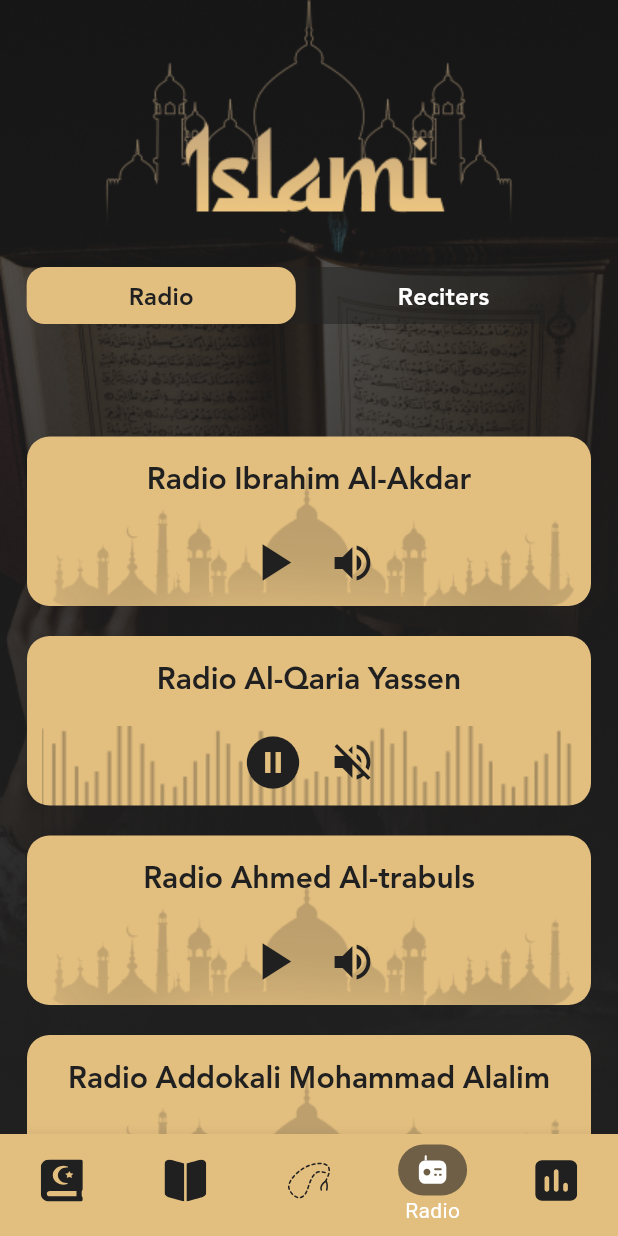
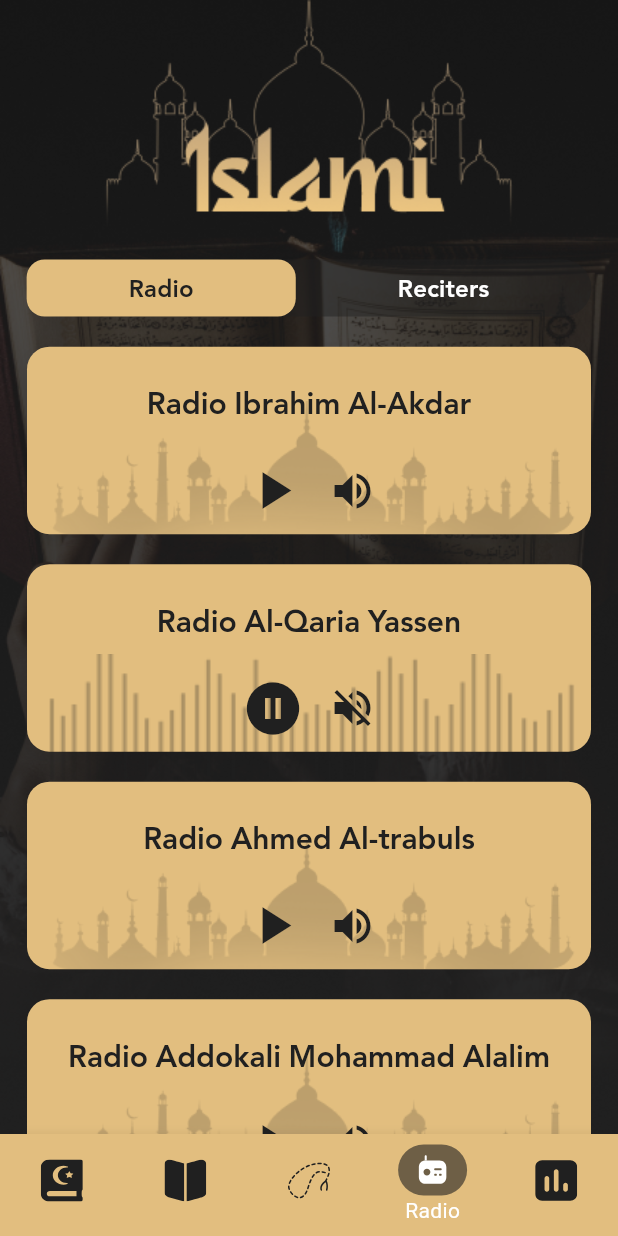
Before and after one commit to amalaldogaishaa/islami_app, a Flutter app: the screen it shows after launch, item 4 of the bottom bar chosen, on a phone screen of 412 x 824 dp. Run offline on Flutter 3.47's test engine with Material 3 defaults, Android fonts, the phone set to English and light mode, and no system bars; our stand-ins replace flutter_svg.

Commit message:
Adding height adjustments to the design

```diff
--- a/lib/screen/tabs/radio/RadioCard.dart
+++ b/lib/screen/tabs/radio/RadioCard.dart
@@ -1,6 +1,5 @@
 import 'package:flutter/material.dart';
 import 'dart:ui';
-
 import 'package:islami_app/them/app_theme.dart';
 
 class RadioCard extends StatefulWidget {
@@ -17,7 +16,6 @@ class _RadioCardState extends State<RadioCard>
     with SingleTickerProviderStateMixin {
   late bool _currentIsPlaying;
   late AnimationController _waveformController;
-  final int _numberOfBars = 20;
 
   @override
   void initState() {
@@ -68,7 +66,7 @@ class _RadioCardState extends State<RadioCard>
               crossAxisAlignment: CrossAxisAlignment.center,
               mainAxisAlignment: MainAxisAlignment.center,
               children: [
-                const SizedBox(height: 15),
+                SizedBox(height: 25),
                 Text(
                   widget.title,
                   style: Theme.of(context).textTheme.titleLarge!.copyWith(
@@ -76,7 +74,7 @@ class _RadioCardState extends State<RadioCard>
                     fontFamily: 'Janna',
                   ),
                 ),
-                const SizedBox(height: 15),
+                SizedBox(height: 17),
                 Row(
                   mainAxisAlignment: MainAxisAlignment.center,
                   crossAxisAlignment: CrossAxisAlignment.center,
--- a/lib/screen/tabs/radio/TopTabs.dart
+++ b/lib/screen/tabs/radio/TopTabs.dart
@@ -16,7 +16,7 @@ class TopTabs extends StatelessWidget {
   Widget build(BuildContext context) {
     return Container(
       alignment: Alignment.bottomCenter,
-      padding: const EdgeInsets.only(bottom: 55.0),
+      padding: const EdgeInsets.only(bottom: 10.0),
       child: Container(
         decoration: BoxDecoration(
           color: AppTheme.black.withValues(alpha: 0.5),
--- a/lib/screen/tabs/radio/radio_tab.dart
+++ b/lib/screen/tabs/radio/radio_tab.dart
@@ -16,13 +16,10 @@ class _RadioTabState extends State<RadioTab> {
 
   @override
   Widget build(BuildContext context) {
-    return Stack(
-      children: [
-        SafeArea(
-          child: Column(
+    return Column(
       children: [
         SizedBox(
-                height: 100,
+          height: 50,
           child: TopTabs(
             selectedIndex: _selectedIndex,
             onTabSelected: (int index) {
@@ -34,11 +31,8 @@ class _RadioTabState extends State<RadioTab> {
         ),
         Expanded(
           child: Padding(
-                  padding: const EdgeInsets.only(top: 10.0),
+            padding: EdgeInsets.only(top: 0.1),
             child: _buildBodyContent(),
-                ),
-              ),
-            ],
           ),
         ),
       ],
```
Lines whose indentation alone changed are shown as unchanged.
